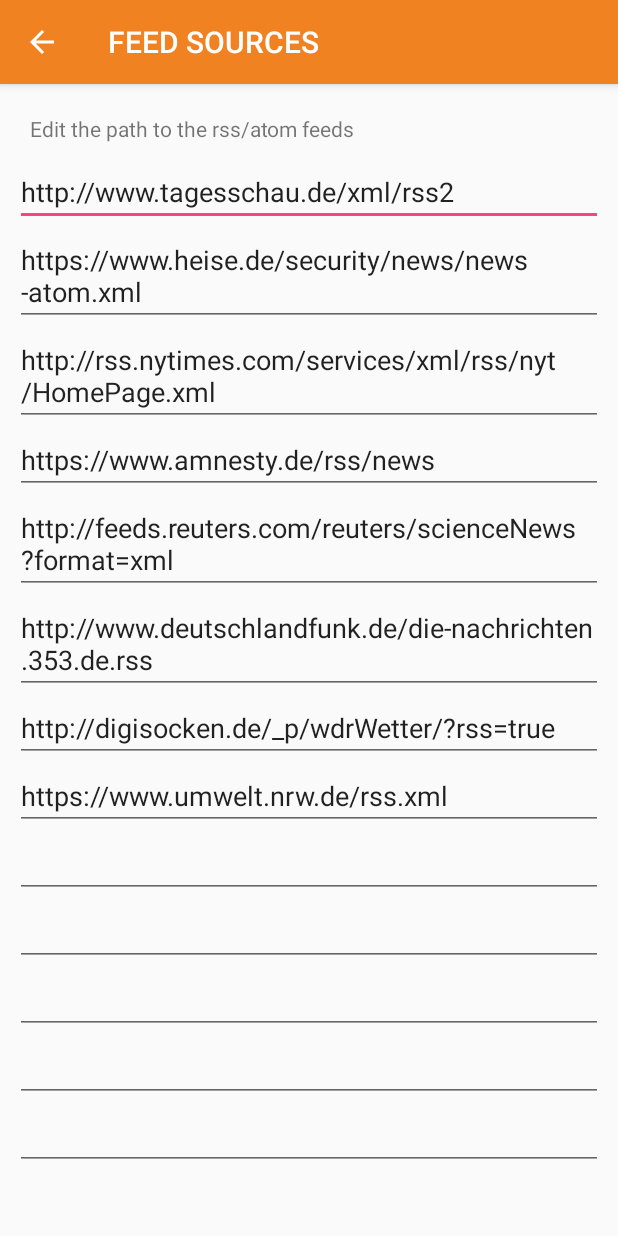
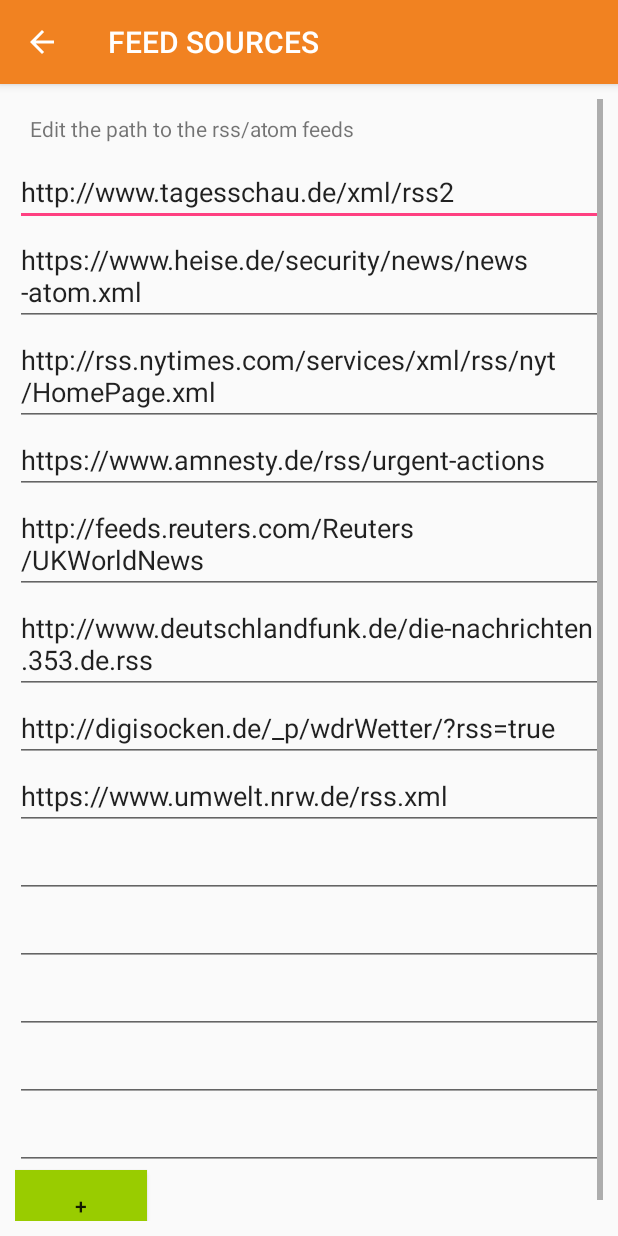
Before and after one commit to no-go/AnotherRSS, an Android app: the FeedSourcesActivity screen opened directly, with no data from a screen before it, on a phone screen of 412 x 824 dp. Run offline under Robolectric (Android 15) with nearby library versions, the phone set to English and light mode, and no system bars.

Commit message:
add japanese transpation. you can chooese different sounds. An Add button to add new lines for urls is added.

```diff
--- a/app/build.gradle
+++ b/app/build.gradle
@@ -7,8 +7,8 @@ android {
         applicationId "de.digisocken.anotherrss"
         minSdkVersion 16
         targetSdkVersion 23
-        versionCode 15
-        versionName "1.5"
+        versionCode 16
+        versionName "1.6"
     }
     buildTypes {
         release {
--- a/app/src/main/java/de/digisocken/anotherrss/AnotherRSS.java
+++ b/app/src/main/java/de/digisocken/anotherrss/AnotherRSS.java
@@ -39,8 +39,8 @@ http://feeds.reuters.com/reuters/scienceNews?format=xml
             "http://www.tagesschau.de/xml/rss2 " +
                     "https://www.heise.de/security/news/news-atom.xml " +
                     "http://rss.nytimes.com/services/xml/rss/nyt/HomePage.xml " +
-                    "https://www.amnesty.de/rss/news " +
-                    "http://feeds.reuters.com/reuters/scienceNews?format=xml " +
+                    "https://www.amnesty.de/rss/urgent-actions " +
+                    "http://feeds.reuters.com/Reuters/UKWorldNews " +
                     "http://www.deutschlandfunk.de/die-nachrichten.353.de.rss " +
                     "http://digisocken.de/_p/wdrWetter/?rss=true " +
                     "https://www.umwelt.nrw.de/rss.xml";
@@ -52,6 +52,7 @@ http://feeds.reuters.com/reuters/scienceNews?format=xml
          */
         public static final int DEFAULT_expunge = 5;
         public static final String DEFAULT_rsssec = "10800";
+        public static final String DEFAULT_notifySound = "2";
         public static final String DEFAULT_notifyColor = "#FF00FFFF";
         public static final String DEFAULT_notifyType = "2";
         public static final int DEFAULT_NIGHT_START = 18;
--- a/app/src/main/java/de/digisocken/anotherrss/FeedSourcesActivity.java
+++ b/app/src/main/java/de/digisocken/anotherrss/FeedSourcesActivity.java
@@ -5,18 +5,22 @@ import android.content.SharedPreferences;
 import android.os.Bundle;
 import android.preference.PreferenceManager;
 import android.support.v4.app.NavUtils;
+import android.support.v4.widget.SimpleCursorAdapter;
 import android.support.v7.app.ActionBar;
 import android.support.v7.app.AppCompatActivity;
 import android.util.Log;
 import android.view.MenuItem;
+import android.view.View;
 import android.widget.EditText;
 import android.widget.LinearLayout;
 
+import java.util.ArrayList;
+
 public class FeedSourcesActivity extends AppCompatActivity {
     private SharedPreferences _pref;
-    private String[] _urls;
+    private ArrayList<String> _urls;
     private LinearLayout _linearLayout;
-    private EditText[] _urlEdit;
+    private ArrayList<EditText> _urlEdit;
 
     @Override
     public boolean onOptionsItemSelected(MenuItem item) {
@@ -57,23 +61,29 @@ public class FeedSourcesActivity extends AppCompatActivity {
         super.onResume();
     }
 
+    public void addLine(View v) {
+        int id = _urlEdit.size();
+        _urlEdit.add(id, new EditText(this));
+        _linearLayout.addView(_urlEdit.get(id), id);
+    }
+
     private void loadUrls() {
         _linearLayout = (LinearLayout) findViewById(R.id.feedsourceList);
         _linearLayout.removeAllViews();
-        _urls = _pref.getString("rss_url", AnotherRSS.urls).split(" ");
-        _urlEdit = new EditText[_urls.length +5];
+        String urls[] = _pref.getString("rss_url", AnotherRSS.urls).split(" ");
+        _urlEdit = new ArrayList<>();
 
-        for (int i=0; i < _urlEdit.length; i++) {
-            _urlEdit[i] = new EditText(this);
-            if (i < _urls.length) _urlEdit[i].setText(_urls[i]);
-            _linearLayout.addView(_urlEdit[i], i);
+        for (int i=0; i < urls.length + 5; i++) {
+            _urlEdit.add(i, new EditText(this));
+            if (i < urls.length) _urlEdit.get(i).setText(urls[i]);
+            _linearLayout.addView(_urlEdit.get(i), i);
         }
     }
 
     private void storeUrls() {
         String newurls = "";
-        for (int i=0; i < _urlEdit.length; i++) {
-            String tmp = _urlEdit[i].getText().toString().trim().replace(" ", "%20");
+        for (int i=0; i < _urlEdit.size(); i++) {
+            String tmp = _urlEdit.get(i).getText().toString().trim().replace(" ", "%20");
             if (tmp != null && !tmp.equals("")) {
                 newurls += tmp + " ";
             }
--- a/app/src/main/res/layout/feedsources.xml
+++ b/app/src/main/res/layout/feedsources.xml
@@ -6,6 +6,8 @@
     android:padding="10dp"
     tools:context=".MainActivity">
 
+    <ScrollView android:layout_height="match_parent" android:layout_width="wrap_content">
+        <RelativeLayout android:layout_height="wrap_content" android:layout_width="match_parent">
             <TextView
                 android:id="@+id/feedSourceHint"
                 android:layout_width="wrap_content"
@@ -13,18 +15,31 @@
                 android:padding="10dp"
                 android:text="@string/rss_url_desc" />
 
-    <ScrollView
-        android:layout_below="@+id/feedSourceHint"
-        android:layout_width="match_parent"
-        android:layout_height="match_parent">
-
             <LinearLayout
                 android:id="@+id/feedsourceList"
                 android:layout_width="match_parent"
                 android:layout_height="wrap_content"
-            android:orientation="vertical" >
+                android:layout_below="@id/feedSourceHint"
+                android:orientation="vertical">
+            </LinearLayout>
 
-        </LinearLayout>
+            <Button
+                android:id="@+id/addLine"
+                android:layout_width="wrap_content"
+                android:layout_height="wrap_content"
+                android:layout_below="@id/feedsourceList"
+                android:onClick="addLine"
+                android:background="@android:color/holo_green_light"
+                android:text="+" />
+
+        </RelativeLayout>
     </ScrollView>
 
+
+
+
+
+
+
+
 </RelativeLayout>
```
Also changed, not shown: app/src/main/java/de/digisocken/anotherrss/Refresher.java (+57 -3 lines), app/src/main/res/values/strings.xml (+21 -0 lines), app/src/main/res/xml/preferences.xml (+7 -0 lines), 7 other files. Lines whose indentation alone changed are shown as unchanged.
